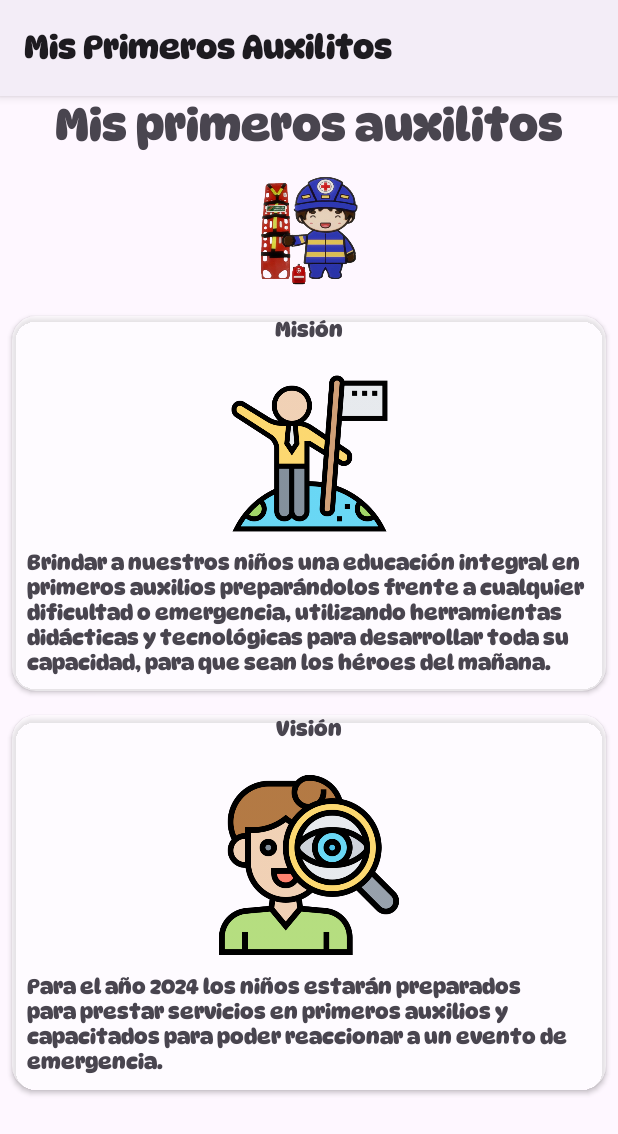
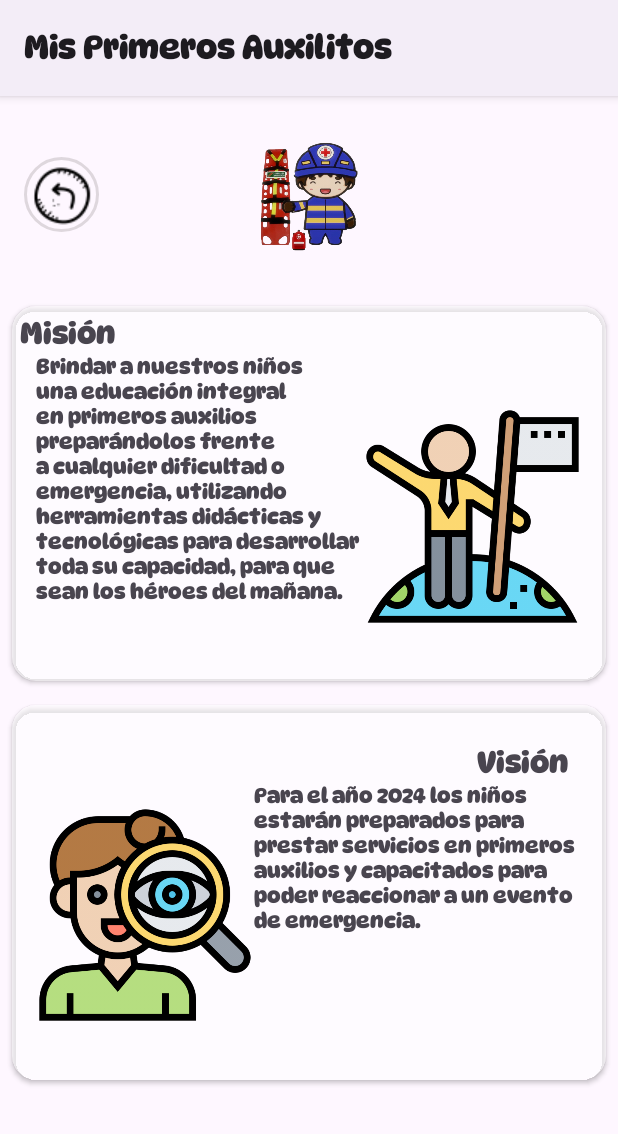
Before and after one commit to AndresFelipe077/Mis-Primeros-Auxilitos-APP, an Android app: the MisionVisionActivity screen opened directly, with no data from a screen before it, on a phone screen of 412 x 824 dp. Shown: the top 1134 px of the screen. Run offline under Robolectric (Android 15) with nearby library versions, the phone set to English and light mode, and no system bars; our stand-ins replace CircleImageView.

Commit message:
Created view of mision and vision

```diff
--- a/app/src/main/java/com/auxilitos/mis_primeros_auxilitos/MainActivity.kt
+++ b/app/src/main/java/com/auxilitos/mis_primeros_auxilitos/MainActivity.kt
@@ -1,25 +1,17 @@
 package com.auxilitos.mis_primeros_auxilitos
 
-import android.content.Intent
 import android.os.Bundle
 import androidx.appcompat.app.AppCompatActivity
 import androidx.navigation.findNavController
 import androidx.navigation.ui.AppBarConfiguration
 import androidx.navigation.ui.setupActionBarWithNavController
 import androidx.navigation.ui.setupWithNavController
-import androidx.recyclerview.widget.LinearLayoutManager
-import androidx.recyclerview.widget.RecyclerView
-import com.auxilitos.mis_primeros_auxilitos.classesImport.ToastCustom
 import com.auxilitos.mis_primeros_auxilitos.databinding.ActivityMainBinding
-import com.auxilitos.mis_primeros_auxilitos.registro.Profile
-import com.auxilitos.mis_primeros_auxilitos.ui.home.ContentAdapter
-import com.auxilitos.mis_primeros_auxilitos.ui.home.HomeFragment
 import com.google.android.material.bottomnavigation.BottomNavigationView
 
 class MainActivity : AppCompatActivity() {
 
     private lateinit var binding: ActivityMainBinding
-    private val toast = ToastCustom()
 
     override fun onCreate(savedInstanceState: Bundle?) {
         super.onCreate(savedInstanceState)
@@ -33,12 +25,6 @@ class MainActivity : AppCompatActivity() {
     private fun initData() {
         navView()
     }
-
-    /*private fun initRecyclerView() {
-        val recyclerView = findViewById<RecyclerView>(R.id.recycler_view)
-        recyclerView.layoutManager = LinearLayoutManager(this)
-        recyclerView.adapter = ContentAdapter(HomeFragment)
-    }*/
 
     private fun navView() {
         val navView: BottomNavigationView = binding.navView
--- a/app/src/main/java/com/auxilitos/mis_primeros_auxilitos/settings/MisionVisionActivity.kt
+++ b/app/src/main/java/com/auxilitos/mis_primeros_auxilitos/settings/MisionVisionActivity.kt
@@ -1,12 +1,24 @@
 package com.auxilitos.mis_primeros_auxilitos.settings
 
+import android.content.Intent
 import androidx.appcompat.app.AppCompatActivity
 import android.os.Bundle
-import com.auxilitos.mis_primeros_auxilitos.R
+import com.auxilitos.mis_primeros_auxilitos.MainActivity
+import com.auxilitos.mis_primeros_auxilitos.databinding.ActivityMisionVisionBinding
 
 class MisionVisionActivity : AppCompatActivity() {
+
+  private lateinit var binding: ActivityMisionVisionBinding
+
   override fun onCreate(savedInstanceState: Bundle?) {
     super.onCreate(savedInstanceState)
-    setContentView(R.layout.activity_mision_vision)
+    binding = ActivityMisionVisionBinding.inflate(layoutInflater)
+    setContentView(binding.root)
+
+    binding.btnReturn.setOnClickListener {
+      startActivity(Intent(this, MainActivity::class.java))
+    }
+
   }
+
 }
--- a/app/src/main/java/com/auxilitos/mis_primeros_auxilitos/ui/settings/SettingsFragment.kt
+++ b/app/src/main/java/com/auxilitos/mis_primeros_auxilitos/ui/settings/SettingsFragment.kt
@@ -12,6 +12,7 @@ import com.auxilitos.mis_primeros_auxilitos.classesImport.ToastCustom
 import com.auxilitos.mis_primeros_auxilitos.databinding.FragmentNotificationsBinding
 import com.auxilitos.mis_primeros_auxilitos.registro.Login
 import com.auxilitos.mis_primeros_auxilitos.registro.Profile
+import com.auxilitos.mis_primeros_auxilitos.settings.MisionVisionActivity
 
 class SettingsFragment : Fragment() {
 
@@ -44,6 +45,11 @@ class SettingsFragment : Fragment() {
             startActivity(Intent(this.requireContext(), Profile::class.java))
         }
 
+        binding.btnMisionVision.setOnClickListener{
+            toast.toastSuccess(this.requireActivity(), "Mis Primeros Auxilitos", "Vista de la misión y visión")
+            startActivity(Intent(this.requireContext(), MisionVisionActivity::class.java))
+        }
+
         binding.btnLogout.setOnClickListener{
             toast.toastSuccess(this.requireActivity(), "Mis Primeros Auxilitos", "Logout existoso!!!")
             startActivity(Intent(this.requireContext(), Login::class.java))
--- a/app/src/main/res/layout/activity_mision_vision.xml
+++ b/app/src/main/res/layout/activity_mision_vision.xml
@@ -5,6 +5,7 @@
     android:layout_height="match_parent"
     tools:context=".settings.MisionVisionActivity"
     xmlns:card_view="http://schemas.android.com/apk/res-auto"
+    xmlns:app="http://schemas.android.com/apk/res-auto"
     >
 
     <ScrollView
@@ -19,20 +20,31 @@
             android:orientation="vertical"
             tools:ignore="UselessParent">
 
-            <TextView
-                android:layout_width="wrap_content"
+            <RelativeLayout
+                android:layout_width="match_parent"
                 android:layout_height="wrap_content"
-                android:text="@string/title"
-                android:layout_gravity="center"
-                android:textSize="30sp"
-                />
+                android:padding="16dp">
+
+                <de.hdodenhof.circleimageview.CircleImageView
+                    android:id="@+id/btn_return"
+                    android:layout_width="50dp"
+                    android:layout_height="50dp"
+                    android:src="@drawable/regresar"
+                    app:civ_border_width="2dp"
+                    app:civ_border_color="#376A6363"
+                    android:layout_alignParentStart="true"
+                    android:layout_alignParentLeft="true"
+                    android:layout_centerVertical="true"
+                    tools:ignore="RtlHardcoded" />
 
                 <ImageView
                     android:layout_width="100dp"
                     android:layout_height="100dp"
                     android:src="@drawable/logo"
-                android:layout_gravity="center"
-                tools:ignore="ContentDescription" />
+                    android:layout_centerInParent="true"
+                    tools:ignore="ContentDescription"/>
+            </RelativeLayout>
+
 
             <androidx.cardview.widget.CardView
                 android:layout_width="match_parent"
@@ -43,17 +55,57 @@
                 card_view:cardBackgroundColor="#80FFFFFF"
                 android:layout_marginBottom="100dp">
 
+                <TextView
+                    android:layout_width="wrap_content"
+                    android:layout_height="wrap_content"
+                    android:text="@string/mision"
+                    android:textSize="20sp"
+                    android:layout_margin="5sp"
+                    />
+
                 <LinearLayout
                     android:layout_width="match_parent"
-                    android:layout_height="wrap_content"
-                    android:orientation="vertical">
+                    android:layout_height="match_parent"
+                    android:orientation="horizontal"
+                    android:padding="16dp"
+                    android:layout_marginTop="10sp"
+                    tools:ignore="DisableBaselineAlignment">
+
+                    <LinearLayout
+                        android:layout_width="0dp"
+                        android:layout_height="match_parent"
+                        android:orientation="vertical"
+                        android:layout_weight="0.6">
+
+
+
+                        <!-- Contenido de la parte izquierda (60%) -->
+                        <ScrollView
+                            android:layout_width="wrap_content"
+                            android:layout_height="match_parent"
+                            tools:ignore="NestedScrolling"
+                            android:scrollbarThumbVertical="@drawable/scroll">
 
                             <TextView
+                                android:id="@+id/textViewLeft"
                                 android:layout_width="match_parent"
                                 android:layout_height="wrap_content"
-                        android:text="@string/mision"
-                        android:textAlignment="center" />
+                                android:text="@string/text_mision"
+                                android:gravity="start"
+                                android:layout_marginTop="5sp"/>
 
+                        </ScrollView>
+
+
+                    </LinearLayout>
+
+                    <LinearLayout
+                        android:layout_width="0dp"
+                        android:layout_height="match_parent"
+                        android:orientation="vertical"
+                        android:layout_weight="0.4">
+
+                        <!-- Contenido de la parte derecha (40%) -->
                         <ImageView
                             android:layout_width="match_parent"
                             android:layout_height="0dp"
@@ -62,17 +114,16 @@
                             android:layout_gravity="center_vertical"
                             android:scaleType="centerInside"
                             android:layout_marginTop="20dp"
-                        tools:ignore="ContentDescription" />
+                            tools:ignore="ContentDescription,NestedWeights" />
 
-                    <TextView
-                        android:layout_width="match_parent"
-                        android:layout_height="wrap_content"
-                        android:text="@string/text_mision"
-                        android:layout_gravity="bottom"
-                        android:layout_margin="10dp" />
+                        <!-- Agrega más vistas según tus necesidades para la parte derecha -->
+
+                    </LinearLayout>
 
                 </LinearLayout>
             </androidx.cardview.widget.CardView>
+
+
 
             <androidx.cardview.widget.CardView
                 android:layout_width="match_parent"
@@ -83,17 +134,30 @@
                 card_view:cardBackgroundColor="#80FFFFFF"
                 android:layout_marginBottom="100dp">
 
-                <LinearLayout
-                    android:layout_width="match_parent"
-                    android:layout_height="wrap_content"
-                    android:orientation="vertical">
-
                 <TextView
                     android:layout_width="match_parent"
                     android:layout_height="wrap_content"
                     android:text="@string/vision"
-                        android:textAlignment="center" />
+                    android:textAlignment="textEnd"
+                    android:layout_margin="25dp"
+                    android:textSize="20sp"
+                    />
 
+                <LinearLayout
+                    android:layout_width="match_parent"
+                    android:layout_height="match_parent"
+                    android:orientation="horizontal"
+                    android:padding="16dp"
+                    android:layout_marginTop="10sp"
+                    tools:ignore="DisableBaselineAlignment">
+
+                    <LinearLayout
+                        android:layout_width="0dp"
+                        android:layout_height="match_parent"
+                        android:orientation="vertical"
+                        android:layout_weight="0.4">
+
+                        <!-- Contenido de la parte izquierda (60%) -->
                         <ImageView
                             android:layout_width="match_parent"
                             android:layout_height="0dp"
@@ -102,14 +166,30 @@
                             android:layout_gravity="center_vertical"
                             android:scaleType="centerInside"
                             android:layout_marginTop="20dp"
-                        tools:ignore="ContentDescription" />
+                            tools:ignore="ContentDescription,NestedWeights" />
 
+
+                        <!-- Agrega más vistas según tus necesidades para la parte izquierda -->
+
+                    </LinearLayout>
+
+                    <LinearLayout
+                        android:layout_width="0dp"
+                        android:layout_height="match_parent"
+                        android:orientation="vertical"
+                        android:layout_weight="0.6">
+
+                        <!-- Contenido de la parte derecha (40%) -->
                         <TextView
                             android:layout_width="match_parent"
                             android:layout_height="wrap_content"
                             android:text="@string/text_vision"
-                        android:layout_gravity="bottom"
-                        android:layout_margin="10dp" />
+                            android:gravity="start"
+                            android:layout_marginTop="25dp"/>
+
+                        <!-- Agrega más vistas según tus necesidades para la parte derecha -->
+
+                    </LinearLayout>
 
                 </LinearLayout>
             </androidx.cardview.widget.CardView>
```
Lines whose indentation alone changed are shown as unchanged.
